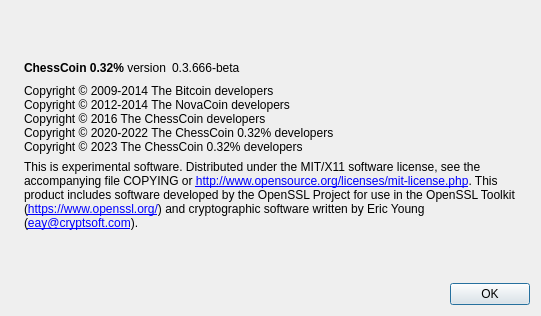
AKKPP/1.4.6-ChessCoin032-with-chess-engines, file chesscoin-qt/src/qt/forms/aboutdialog.ui: the form before one commit.
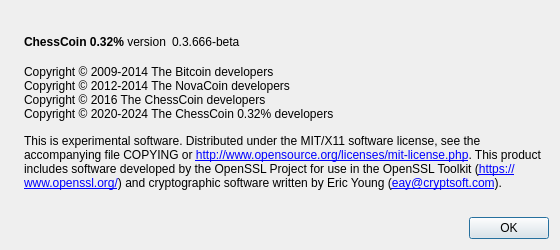
The form after the commit. Icons and pictures are not drawn.

Diff of the .ui file:
```diff
--- a/chesscoin-qt/src/qt/forms/aboutdialog.ui
+++ b/chesscoin-qt/src/qt/forms/aboutdialog.ui
@@ -6,8 +6,8 @@
    <rect>
     <x>0</x>
     <y>0</y>
-    <width>541</width>
-    <height>316</height>
+    <width>560</width>
+    <height>250</height>
    </rect>
   </property>
   <property name="windowTitle">
@@ -115,8 +115,7 @@
         <string>Copyright © 2009-2014 The Bitcoin developers
 Copyright © 2012-2014 The NovaCoin developers
 Copyright © 2016 The ChessCoin developers
-Copyright © 2020-2022 The ChessCoin 0.32% developers
-Copyright © 2023 The ChessCoin 0.32% developers</string>
+Copyright © 2020-2024 The ChessCoin 0.32% developers</string>
        </property>
        <property name="textInteractionFlags">
         <set>Qt::LinksAccessibleByMouse|Qt::TextSelectableByKeyboard|Qt::TextSelectableByMouse</set>
```
